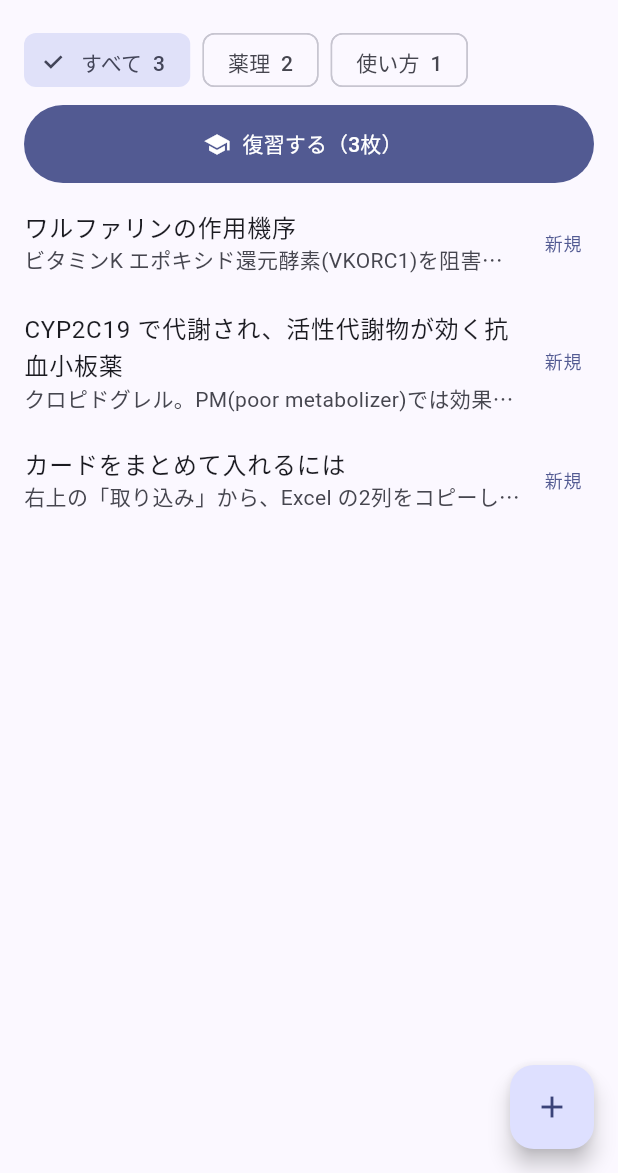
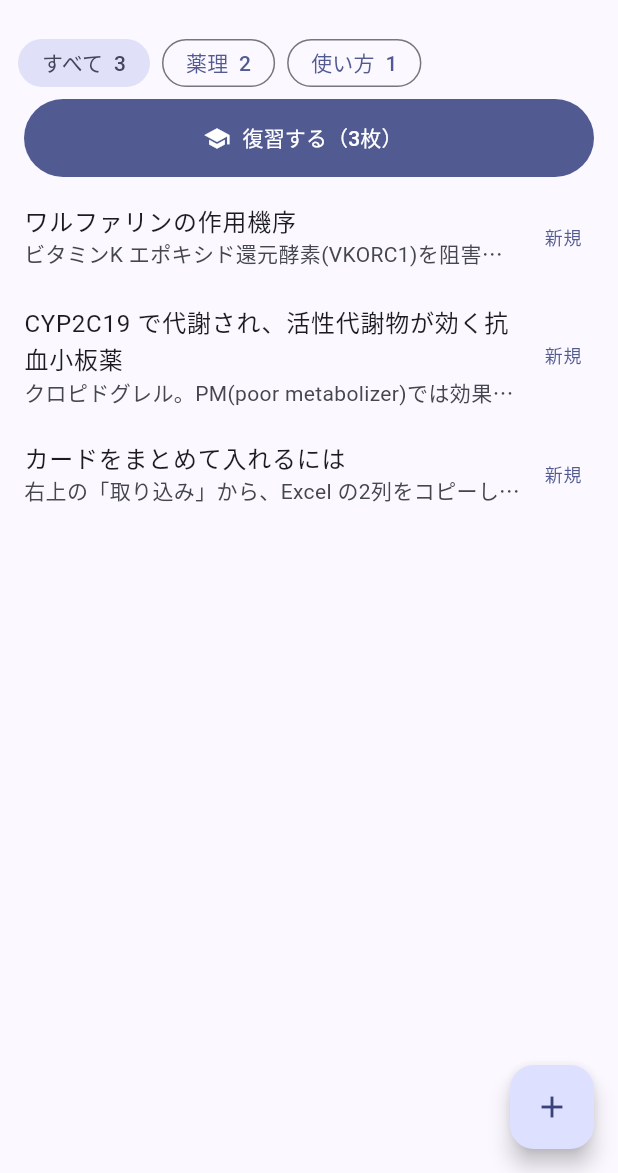
Before and after one commit to eva3807/FlashCard, a Flutter app: the screen it shows after launch, on a phone screen of 412 x 824 dp, the part 63-1236 px from its top. Run offline on Flutter 3.47's test engine with Material 3 defaults, Android fonts, the phone set to English and light mode, and no system bars; our stand-ins replace shared_preferences.

Commit message:
Build the deck filter out of buttons instead of ChoiceChip
ChoiceChip badly under-measures Japanese labels on Flutter web: "すべて 3"
rendered as "す", and dropping the count made it worse rather than better.
The same strings render correctly in the AppBar, ListTile and FilledButton,
so this is specific to Chip; adding labelPadding widened the chip without
changing how much text was cut.

Rebuilt the filter from FilledButton.tonal / OutlinedButton with a
StadiumBorder, which renders the full label. Also set the surrounding
Column to CrossAxisAlignment.stretch -- the default centre alignment was
shrinking the row to its content and centring the filter.

Note that flutter test does not catch this: no overflow is thrown, because
the test font makes every glyph the same width.

Co-Authored-By: Claude Opus 5 <noreply@anthropic.com>

```diff
--- a/lib/main.dart
+++ b/lib/main.dart
@@ -196,13 +196,17 @@ class _DeckScreenState extends State<DeckScreen> {
           body: !store.loaded
               ? const Center(child: CircularProgressIndicator())
               : Column(
+                  // 既定の center だと子が内容幅に縮められ、デッキ列が
+                  // 中央寄せになったうえチップのラベルが欠ける。
+                  crossAxisAlignment: CrossAxisAlignment.stretch,
                   children: [
+                    // 高さを固定した横 ListView にチップを入れるのも不可
+                    //（高さを縛るとラベルが押し潰される）。高さは内容に決めさせる。
                     if (decks.length > 1)
-                      SizedBox(
-                        height: 52,
-                        child: ListView(
-                          scrollDirection: Axis.horizontal,
-                          padding: const EdgeInsets.symmetric(horizontal: 12),
+                      SingleChildScrollView(
+                        scrollDirection: Axis.horizontal,
+                        padding: const EdgeInsets.fromLTRB(12, 8, 12, 0),
+                        child: Row(
                           children: [
                             _DeckChip(
                               label: 'すべて',
@@ -307,15 +311,26 @@ class _DeckChip extends StatelessWidget {
   final bool selected;
   final VoidCallback onTap;
 
+  // ChoiceChip は使わない。Flutter web で日本語ラベルの幅を大きく過小に見積もり、
+  // 「すべて」が「す」まで切り詰められた。同じ文字列が AppBar・ListTile・
+  // FilledButton では正しく出るので Chip 固有の挙動。iOS で再現するかは未確認だが、
+  // 描画実績のあるボタンで組めば確実なので、そちらを使う。
   @override
   Widget build(BuildContext context) {
+    final style = ButtonStyle(
+      visualDensity: VisualDensity.compact,
+      shape: const WidgetStatePropertyAll(StadiumBorder()),
+      padding: const WidgetStatePropertyAll(
+        EdgeInsets.symmetric(horizontal: 16, vertical: 10),
+      ),
+    );
+    final child = Text('$label  $count');
+
     return Padding(
-      padding: const EdgeInsets.symmetric(horizontal: 4, vertical: 8),
-      child: ChoiceChip(
-        label: Text('$label  $count'),
-        selected: selected,
-        onSelected: (_) => onTap(),
-      ),
+      padding: const EdgeInsets.only(right: 8),
+      child: selected
+          ? FilledButton.tonal(onPressed: onTap, style: style, child: child)
+          : OutlinedButton(onPressed: onTap, style: style, child: child),
     );
   }
 }
```
